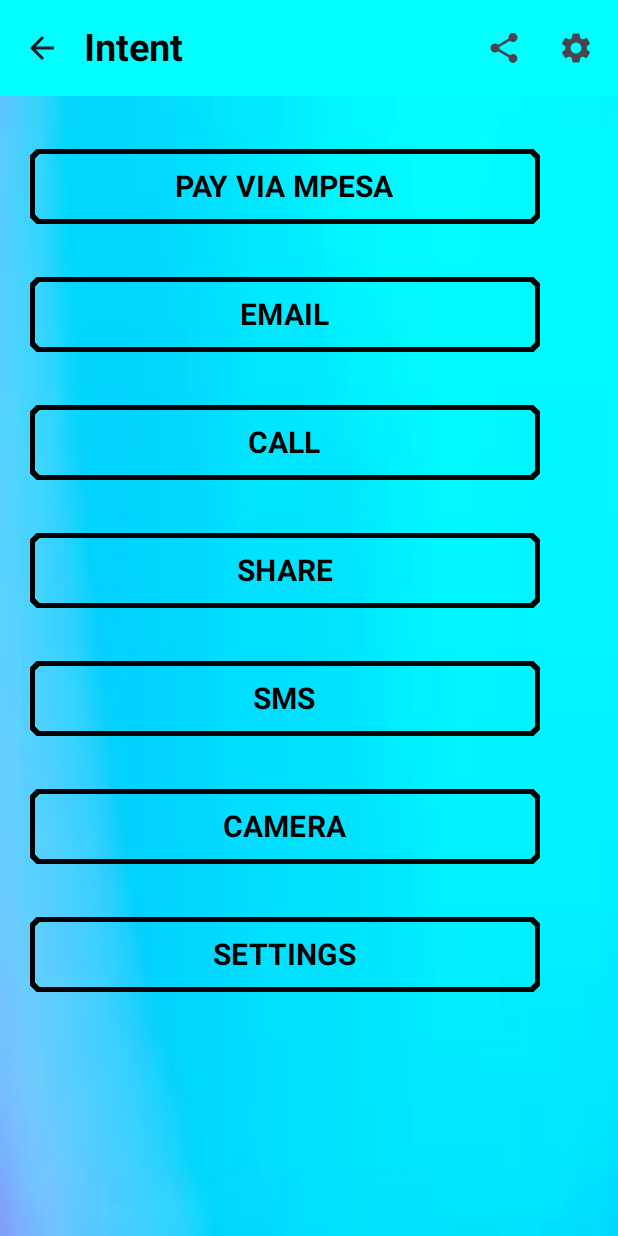
After one commit to salsaden/androidapp, an Android app built with Jetpack Compose: the IntentActivity screen opened directly, with no data from a screen before it, on a phone screen of 412 x 824 dp. The commit adds this screen. Run offline under Robolectric (Android 15) with nearby library versions, the phone set to English and light mode, and no system bars.

Commit message:
initial commit

```diff
--- a/app/build.gradle
+++ b/app/build.gradle
@@ -59,6 +59,7 @@
     implementation platform('androidx.compose:compose-bom:2022.10.00')
     implementation platform('androidx.compose:compose-bom:2022.10.00')
     implementation platform('androidx.compose:compose-bom:2022.10.00')
+    implementation platform('androidx.compose:compose-bom:2022.10.00')
     testImplementation 'junit:junit:4.13.2'
     androidTestImplementation 'androidx.test.ext:junit:1.1.5'
     androidTestImplementation 'androidx.test.espresso:espresso-core:3.5.1'
@@ -67,6 +68,7 @@
     androidTestImplementation platform('androidx.compose:compose-bom:2022.10.00')
     androidTestImplementation platform('androidx.compose:compose-bom:2022.10.00')
     androidTestImplementation platform('androidx.compose:compose-bom:2022.10.00')
+    androidTestImplementation platform('androidx.compose:compose-bom:2022.10.00')
     debugImplementation 'androidx.compose.ui:ui-tooling'
     debugImplementation 'androidx.compose.ui:ui-test-manifest'
 }
--- a/app/src/main/AndroidManifest.xml
+++ b/app/src/main/AndroidManifest.xml
@@ -12,6 +12,11 @@
         android:supportsRtl="true"
         android:theme="@style/Theme.Salma"
         tools:targetApi="31">
+        <activity
+            android:name=".IntentActivity"
+            android:exported="false"
+            android:label="@string/title_activity_intent"
+            android:theme="@style/Theme.Salma" />
         <activity
             android:name=".FormActivity"
             android:exported="false"
--- a/app/src/main/java/com/example/salma/ImageActivity.kt
+++ b/app/src/main/java/com/example/salma/ImageActivity.kt
@@ -5,6 +5,7 @@
 import androidx.activity.ComponentActivity
 import androidx.activity.compose.setContent
 import androidx.compose.foundation.Image
+import androidx.compose.foundation.background
 import androidx.compose.foundation.layout.Column
 import androidx.compose.foundation.layout.Row
 import androidx.compose.foundation.layout.Spacer
@@ -59,7 +60,7 @@
     val mContext= LocalContext.current
 
     Column(modifier = Modifier
-        .fillMaxSize()) {
+        .fillMaxSize() .background(Color.Gray)) {
         //TopAppBar
         TopAppBar(title = { Text(text = "About", color = Color.Blue, fontSize = 25.sp, fontWeight = FontWeight.Bold)},
             colors = TopAppBarDefaults.largeTopAppBarColors(Color.Cyan),
--- /dev/null
+++ b/app/src/main/java/com/example/salma/IntentActivity.kt
@@ -0,0 +1,227 @@
+package com.example.salma
+
+import android.content.Intent
+import android.os.Bundle
+import android.provider.MediaStore
+import android.provider.Settings
+import androidx.activity.ComponentActivity
+import androidx.activity.compose.setContent
+import androidx.compose.foundation.BorderStroke
+import androidx.compose.foundation.background
+import androidx.compose.foundation.layout.Column
+import androidx.compose.foundation.layout.Spacer
+import androidx.compose.foundation.layout.fillMaxSize
+import androidx.compose.foundation.layout.height
+import androidx.compose.foundation.layout.padding
+import androidx.compose.foundation.layout.size
+import androidx.compose.foundation.shape.CutCornerShape
+import androidx.compose.material.icons.Icons
+import androidx.compose.material.icons.filled.ArrowBack
+import androidx.compose.material.icons.filled.Settings
+import androidx.compose.material.icons.filled.Share
+import androidx.compose.material3.ExperimentalMaterial3Api
+import androidx.compose.material3.Icon
+import androidx.compose.material3.IconButton
+import androidx.compose.material3.MaterialTheme
+import androidx.compose.material3.OutlinedButton
+import androidx.compose.material3.Surface
+import androidx.compose.material3.Text
+import androidx.compose.material3.TopAppBar
+import androidx.compose.material3.TopAppBarDefaults
+import androidx.compose.runtime.Composable
+import androidx.compose.ui.Modifier
+import androidx.compose.ui.draw.paint
+import androidx.compose.ui.graphics.Color
+import androidx.compose.ui.layout.ContentScale
+import androidx.compose.ui.platform.LocalContext
+import androidx.compose.ui.res.painterResource
+import androidx.compose.ui.text.font.FontWeight
+import androidx.compose.ui.tooling.preview.Preview
+import androidx.compose.ui.unit.dp
+import androidx.compose.ui.unit.sp
+import androidx.core.net.toUri
+import com.example.salma.ui.theme.SalmaTheme
+
+class IntentActivity : ComponentActivity() {
+    override fun onCreate(savedInstanceState: Bundle?) {
+        super.onCreate(savedInstanceState)
+        setContent {
+            myIntent()
+
+        }
+    }
+}
+
+@OptIn(ExperimentalMaterial3Api::class)
+@Composable
+fun myIntent(){
+    val mContext = LocalContext.current
+    Column(modifier = Modifier
+        .fillMaxSize()
+        .paint(
+            painterResource(id = R.drawable.img_33),
+            contentScale = ContentScale.FillBounds
+        )) {
+
+        //TopAppBar
+        TopAppBar(title = { Text(text = "Intent", color = Color.Black, fontSize = 25.sp, fontWeight = FontWeight.Bold)},
+            colors = TopAppBarDefaults.largeTopAppBarColors(Color.Cyan),
+            navigationIcon = {
+                IconButton(onClick = {  mContext.startActivity(Intent(mContext,MainActivity::class.java))}) {
+                    Icon(imageVector = Icons.Filled.ArrowBack, contentDescription ="arrowback")
+                }
+
+            },
+            actions = {
+                IconButton(onClick = { /*TODO*/ }) {
+                    Icon(imageVector = Icons.Filled.Share, contentDescription = "share")
+                }
+                IconButton(onClick = { /*TODO*/ }) {
+                    Icon(imageVector = Icons.Filled.Settings, contentDescription = "settings")
+                }
+            }
+        )
+        Spacer(modifier = Modifier.height(15.dp))
+        //STK
+        OutlinedButton(onClick = {
+            val simToolKitLaunchIntent =
+                mContext.packageManager.getLaunchIntentForPackage("com.android.stk")
+            simToolKitLaunchIntent?.let { mContext.startActivity(it) }
+
+        },
+            modifier = Modifier
+                .size(width = 380.dp, height = 70.dp)
+                .padding(start = 20.dp, end = 20.dp, top = 20.dp),
+            shape = CutCornerShape(5.dp), border = BorderStroke(3.dp, Color.Black)
+        ) {
+            Text(text = "PAY VIA MPESA",
+                color = Color.Black,
+                fontWeight = FontWeight.Bold,
+                fontSize = 20.sp)
+        }
+
+        Spacer(modifier = Modifier.height(15.dp))
+        //EMAIL
+        OutlinedButton(onClick = {
+            val shareIntent = Intent(Intent.ACTION_SEND)
+            shareIntent.type = "text/plain"
+            shareIntent.putExtra(Intent.EXTRA_EMAIL, arrayOf("abaaysalmo@gmail.com"))
+            shareIntent.putExtra(Intent.EXTRA_SUBJECT, "subject")
+            shareIntent.putExtra(Intent.EXTRA_TEXT, "Hello, this is the email")
+            mContext.startActivity(shareIntent)
+        },
+            modifier = Modifier
+                .size(width = 380.dp, height = 70.dp)
+                .padding(start = 20.dp, end = 20.dp, top = 20.dp),
+            shape = CutCornerShape(5.dp), border = BorderStroke(3.dp, Color.Black)
+        ) {
+            Text(text = "EMAIL",
+                color = Color.Black,
+                fontWeight = FontWeight.Bold,
+                fontSize = 20.sp)
+        }
+
+        Spacer(modifier = Modifier.height(15.dp))
+        //CALL
+        OutlinedButton(onClick = {
+            val callIntent=Intent(Intent.ACTION_DIAL)
+            callIntent.data="tel:0724356242".toUri()
+            mContext.startActivity(callIntent)
+        },
+            modifier = Modifier
+                .size(width = 380.dp, height = 70.dp)
+                .padding(start = 20.dp, end = 20.dp, top = 20.dp),
+            shape = CutCornerShape(5.dp), border = BorderStroke(3.dp, Color.Black)
+        ) {
+            Text(text = "CALL",
+                color = Color.Black,
+                fontWeight = FontWeight.Bold,
+                fontSize = 20.sp)
+        }
+
+        Spacer(modifier = Modifier.height(15.dp))
+        //SHARE
+        OutlinedButton(onClick = {
+            val shareIntent = Intent(Intent.ACTION_SEND)
+            shareIntent.type = "text/plain"
+            shareIntent.putExtra(Intent.EXTRA_TEXT, "Check out this is our company")
+            mContext.startActivity(Intent.createChooser(shareIntent, "Share"))
+        },
+            modifier = Modifier
+                .size(width = 380.dp, height = 70.dp)
+                .padding(start = 20.dp, end = 20.dp, top = 20.dp),
+            shape = CutCornerShape(5.dp), border = BorderStroke(3.dp, Color.Black)
+        ) {
+            Text(text = "SHARE",
+                color = Color.Black,
+                fontWeight = FontWeight.Bold,
+                fontSize = 20.sp)
+        }
+
+        Spacer(modifier = Modifier.height(15.dp))
+        //SMS
+        OutlinedButton(onClick = {
+            val smsIntent = Intent(Intent.ACTION_SENDTO)
+            smsIntent.data="smsto:0724356242".toUri()
+            smsIntent.putExtra("sms_body", "Hello Adey, how has your day been?")
+            mContext.startActivity(smsIntent)
+        },
+            modifier = Modifier
+                .size(width = 380.dp, height = 70.dp)
+                .padding(start = 20.dp, end = 20.dp, top = 20.dp),
+            shape = CutCornerShape(5.dp), border = BorderStroke(3.dp, Color.Black)
+        ) {
+            Text(text = "SMS",
+                color = Color.Black,
+                fontWeight = FontWeight.Bold,
+                fontSize = 20.sp)
+        }
+
+        Spacer(modifier = Modifier.height(15.dp))
+        //CAMERA
+        OutlinedButton(onClick = {
+            val cameraIntent=Intent(MediaStore.ACTION_IMAGE_CAPTURE)
+            if (cameraIntent.resolveActivity(mContext.packageManager)!=null){
+                mContext.startActivity(cameraIntent)
+            }else{
+                println("Camera app is not available")
+            }
+        },
+            modifier = Modifier
+                .size(width = 380.dp, height = 70.dp)
+                .padding(start = 20.dp, end = 20.dp, top = 20.dp),
+            shape = CutCornerShape(5.dp), border = BorderStroke(3.dp, Color.Black)
+        ) {
+            Text(text = "CAMERA",
+                color = Color.Black,
+                fontWeight = FontWeight.Bold,
+                fontSize = 20.sp)
+        }
+
+        Spacer(modifier = Modifier.height(15.dp))
+        //SETTINGS
+        OutlinedButton(onClick = {
+            val settingsIntent=Intent(Settings.ACTION_SETTINGS)
+            mContext.startActivity(settingsIntent)
+        },
+            modifier = Modifier
+                .size(width = 380.dp, height = 70.dp)
+                .padding(start = 20.dp, end = 20.dp, top = 20.dp),
+            shape = CutCornerShape(5.dp), border = BorderStroke(3.dp, Color.Black)
+        ) {
+            Text(text = "SETTINGS",
+                color = Color.Black,
+                fontWeight = FontWeight.Bold,
+                fontSize = 20.sp)
+        }
+
+    }
+
+}
+
+
+@Preview(showBackground = true)
+@Composable
+fun myIntentPreview(){
+    myIntent()
+}
--- a/app/src/main/res/values/strings.xml
+++ b/app/src/main/res/values/strings.xml
@@ -3,4 +3,5 @@
     <string name="title_activity_image">ImageActivity</string>
     <string name="title_activity_scroll">ScrollActivity</string>
     <string name="title_activity_form">FormActivity</string>
+    <string name="title_activity_intent">IntentActivity</string>
 </resources>
```
Also changed, not shown: app/src/main/java/com/example/salma/FormActivity.kt (+40 -28 lines), app/src/main/java/com/example/salma/MainActivity.kt (+5 -2 lines), app/src/main/res/drawable/background.jpeg (added), app/src/main/res/drawable/img_33.png (added).
